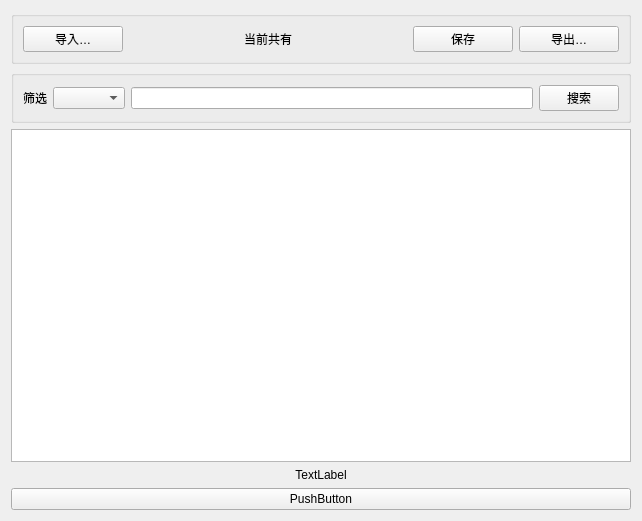
Above: VisualWindows/Menu.ui from actredphos2017/StuGPAManager before the change. Below: the same form after it.
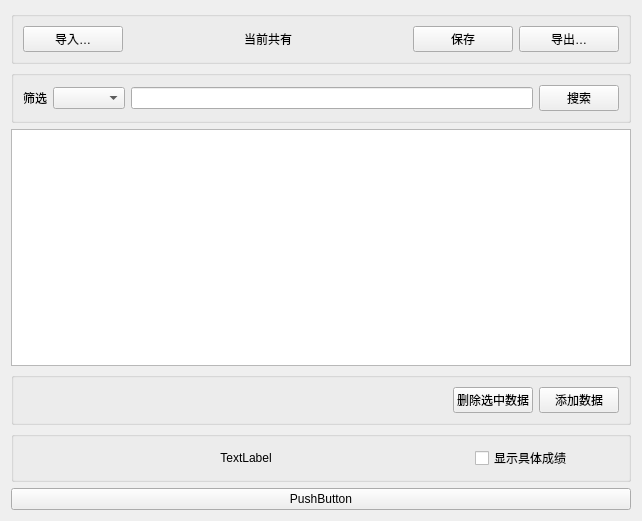
That is the form after the change.

Commit message: 编写筛选功能与删除功能

```diff
--- a/VisualWindows/Menu.ui
+++ b/VisualWindows/Menu.ui
@@ -110,6 +110,42 @@
       <widget class="QTableWidget" name="table"/>
      </item>
      <item>
+      <widget class="QGroupBox" name="horizontalGroupBox">
+       <layout class="QHBoxLayout" name="horizontalLayout_5">
+        <item>
+         <spacer name="horizontalSpacer">
+          <property name="orientation">
+           <enum>Qt::Horizontal</enum>
+          </property>
+          <property name="sizeHint" stdset="0">
+           <size>
+            <width>40</width>
+            <height>20</height>
+           </size>
+          </property>
+         </spacer>
+        </item>
+        <item>
+         <widget class="QPushButton" name="delBtn">
+          <property name="text">
+           <string>删除选中数据</string>
+          </property>
+         </widget>
+        </item>
+        <item>
+         <widget class="QPushButton" name="addBtn">
+          <property name="text">
+           <string>添加数据</string>
+          </property>
+         </widget>
+        </item>
+       </layout>
+      </widget>
+     </item>
+     <item>
+      <widget class="QGroupBox" name="verticalGroupBox">
+       <layout class="QHBoxLayout" name="horizontalLayout_4">
+        <item>
       <widget class="QLabel" name="sumInfo">
        <property name="text">
         <string>TextLabel</string>
@@ -117,6 +153,22 @@
        <property name="alignment">
         <set>Qt::AlignCenter</set>
        </property>
+         </widget>
+        </item>
+        <item>
+         <widget class="QCheckBox" name="showDetails">
+          <property name="maximumSize">
+           <size>
+            <width>144</width>
+            <height>16777215</height>
+           </size>
+          </property>
+          <property name="text">
+           <string>显示具体成绩</string>
+          </property>
+         </widget>
+        </item>
+       </layout>
       </widget>
      </item>
      <item>
```
Lines whose indentation alone changed are shown as unchanged. The commit also changes 4 other files.
